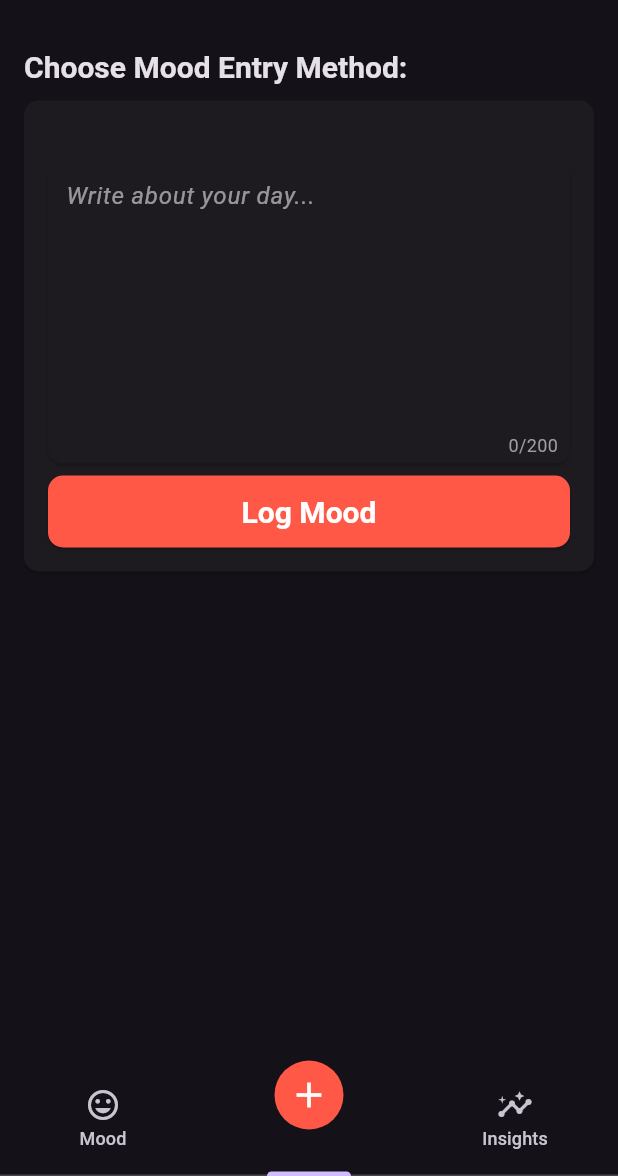
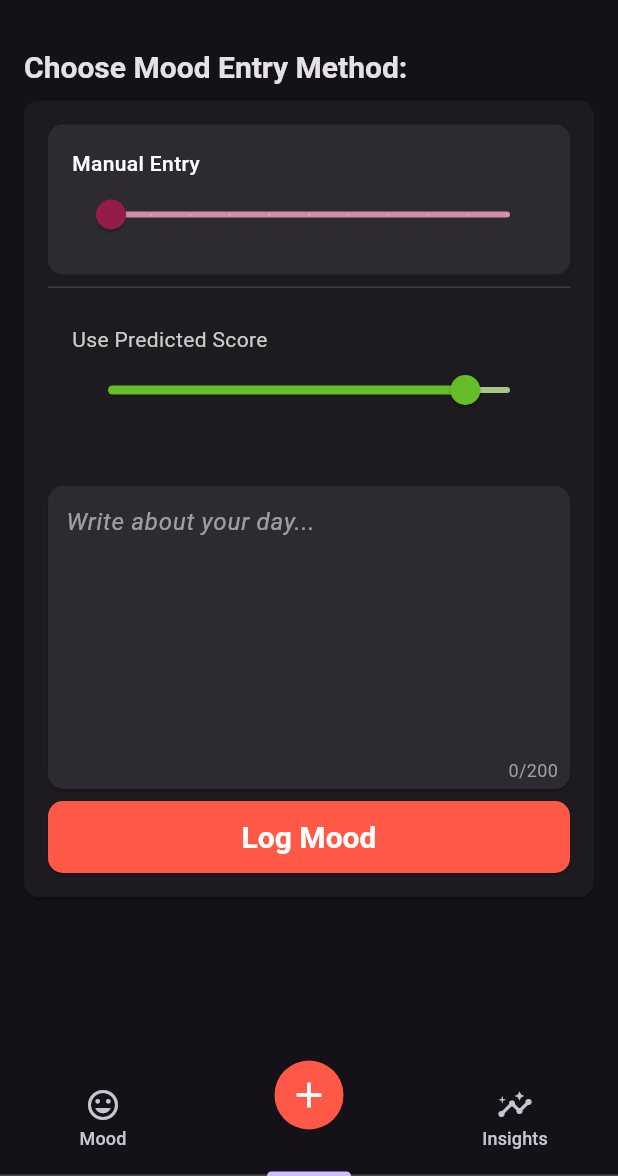
Before and after one commit to bhavya-l/MoodTracker, a Flutter app: the screen it shows after launch, item 2 of the bottom bar chosen, on a phone screen of 412 x 824 dp, the part 60-1236 px from its top. Run offline on Flutter 3.47's test engine with Material 3 defaults, Android fonts, the phone set to English and light mode, and no system bars; our stand-ins replace sqflite; accounts and stored records are empty.

Commit message:
slider components added

```diff
--- /dev/null
+++ b/lib/core/slider.dart
@@ -0,0 +1,78 @@
+import 'package:flutter/material.dart';
+
+class ColoredSlider extends StatelessWidget {
+  final double value;
+  final double min;
+  final double max;
+  final int? divisions;
+  final String? label;
+  final bool showLabel;
+  final bool enabled;
+  final ValueChanged<double>? onChanged;
+
+  const ColoredSlider({
+    Key? key,
+    required this.value,
+    this.min = 1,
+    this.max = 10,
+    this.divisions,
+    this.label,
+    this.showLabel = true,
+    this.enabled = false,
+    this.onChanged,
+  }) : super(key: key);
+
+  Color _getColor(double value) {
+    if (value >= 1 && value < 4) {
+      return Color(0xff941C49);
+    } else if (value >= 4 && value < 7) {
+      return Color(0xffE6C229);
+    } else if (value >= 7 && value <= 10) {
+      return Color(0xff66BC29);
+    } else {
+      return Colors.grey;
+    }
+  }
+
+  Color _getBgColor(double value) {
+    if (value >= 1 && value < 4) {
+      return Color(0xffD28CA1);
+    } else if (value >= 4 && value < 7) {
+      return Color(0xffF2DE91);
+    } else if (value >= 7 && value <= 10) {
+      return Color(0xffA8C686);
+    } else {
+      return Colors.grey;
+    }
+  }
+
+  SliderThemeData _getSliderTheme(double value) {
+    Color sliderColor = _getColor(value);
+    Color bgColor = _getBgColor(value);
+
+    return SliderThemeData(
+      valueIndicatorColor: sliderColor,
+      disabledActiveTrackColor: sliderColor,
+      disabledInactiveTrackColor: bgColor,
+      disabledThumbColor: sliderColor,
+      activeTrackColor: sliderColor,
+      inactiveTrackColor: bgColor,
+      thumbColor: sliderColor,
+    );
+  }
+
+  @override
+  Widget build(BuildContext context) {
+    return SliderTheme(
+      data: _getSliderTheme(value),
+      child: Slider(
+        value: value,
+        min: min,
+        max: max,
+        divisions: divisions,
+        label: showLabel ? (label ?? value.round().toString()) : null,
+        onChanged: onChanged,
+      ),
+    );
+  }
+}
--- a/lib/features/create/log_mood_screen.dart
+++ b/lib/features/create/log_mood_screen.dart
@@ -1,7 +1,9 @@
 import 'package:flutter/material.dart';
+import 'package:moodtracker/core/ring.dart';
 import 'package:moodtracker/db/database_helper.dart';
 import 'package:moodtracker/models/reading.dart';
 import 'package:moodtracker/core/text_box.dart';
+import 'package:moodtracker/core/slider.dart';
 
 class LogMoodScreen extends StatefulWidget {
   @override
@@ -10,6 +12,9 @@ class LogMoodScreen extends StatefulWidget {
 
 class _LogMoodScreenState extends State<LogMoodScreen> {
   String _journalText = '';
+  int _selectedOption = 0;
+  double _userInput = 1;
+  final double _predictedMoodScore = 9;
   @override
   Widget build(BuildContext context) {
     return Scaffold(
@@ -36,9 +41,85 @@ class _LogMoodScreenState extends State<LogMoodScreen> {
                   padding: const EdgeInsets.all(16.0),
                   child: Column(
                     children: [
+                      GestureDetector(
+                        onTap: () => setState(() => _selectedOption = 0),
+                        child: AnimatedContainer(
+                          duration: Duration(milliseconds: 200),
+                          width: double.infinity,
+                          padding: EdgeInsets.all(16.0),
+                          margin: EdgeInsets.only(bottom: 8.0),
+                          decoration: _selectedOption == 0
+                              ? BoxDecoration(
+                                  color: Color(0xff2D2A32),
+                                  borderRadius: BorderRadius.circular(10.0),
+                                )
+                              : null,
+                          child: Column(
+                            crossAxisAlignment: CrossAxisAlignment.start,
+                            children: [
+                              Text(
+                                "Manual Entry",
+                                style: TextStyle(
+                                  color: _selectedOption == 0
+                                      ? Colors.white
+                                      : Color(0xffCCCCCC),
+                                  fontWeight: _selectedOption == 0
+                                      ? FontWeight.w500
+                                      : FontWeight.normal,
+                                ),
+                              ),
+                              ColoredSlider(
+                                value: _userInput,
+                                divisions: 10,
+                                onChanged: (double value) {
+                                  setState(() {
+                                    _userInput = value;
+                                  });
+                                },
+                              ),
+                            ],
+                          ),
+                        ),
+                      ),
+                      Divider(height: 1, color: Color(0xff404040)),
+                      GestureDetector(
+                        onTap: () => setState(() => _selectedOption = 1),
+                        child: AnimatedContainer(
+                          duration: Duration(milliseconds: 200),
+                          width: double.infinity,
+                          padding: EdgeInsets.all(16.0),
+                          margin: EdgeInsets.only(top: 8.0),
+                          decoration: _selectedOption == 1
+                              ? BoxDecoration(
+                                  color: Color(0xff2D2A32),
+                                  borderRadius: BorderRadius.circular(10.0),
+                                )
+                              : null,
+                          child: Column(
+                            crossAxisAlignment: CrossAxisAlignment.start,
+                            children: [
+                              Text(
+                                "Use Predicted Score",
+                                style: TextStyle(
+                                  color: _selectedOption == 1
+                                      ? Colors.white
+                                      : Color(0xffCCCCCC),
+                                  fontWeight: _selectedOption == 1
+                                      ? FontWeight.w500
+                                      : FontWeight.normal,
+                                ),
+                              ),
+
+                              ColoredSlider(value: _predictedMoodScore),
+                            ],
+                          ),
+                        ),
+                      ),
+
                       const SizedBox(height: 16),
 
                       Card(
+                        color: Color(0xff2D2A32),
                         child: JournalBox(
                           onTextChanged: (text) {
                             setState(() {
```
